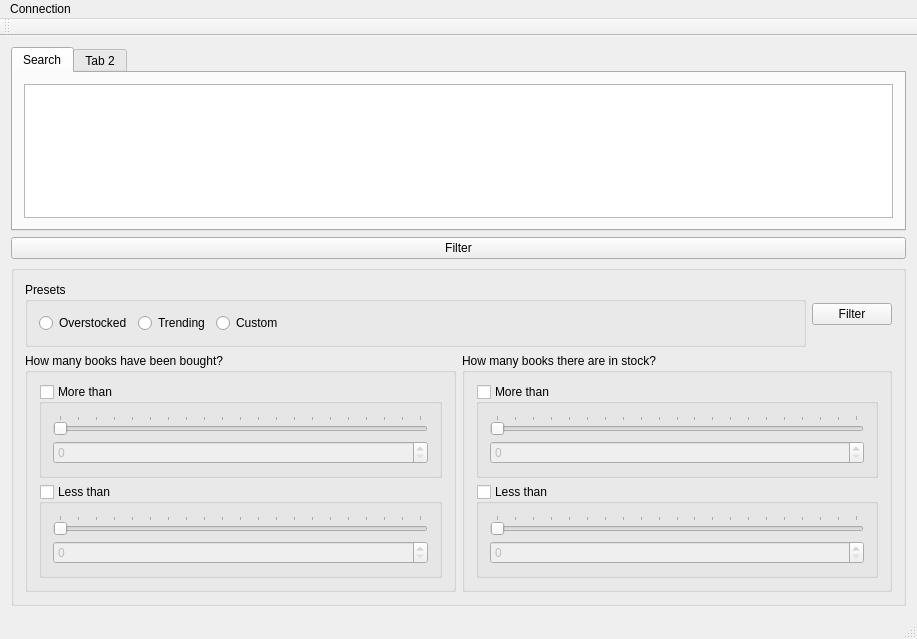
This is mainwindow.ui in MPogoda/bookstore_clerk as Qt 5 draws it before an edit. The edited form follows.
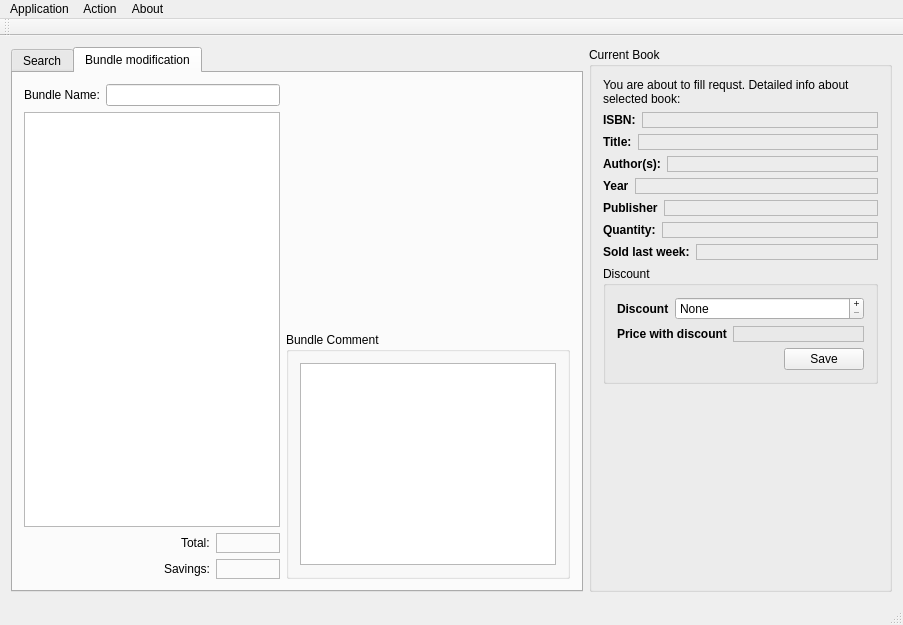
This is the edited form. The open tabs and pages were chosen to show the change.

Commit message: Changed main search query. Added bookInfo component. WIP on showing bookInfo on selecting book

What changed in the file:
```diff
--- a/mainwindow.ui
+++ b/mainwindow.ui
@@ -6,8 +6,8 @@
    <rect>
     <x>0</x>
     <y>0</y>
-    <width>917</width>
-    <height>639</height>
+    <width>903</width>
+    <height>625</height>
    </rect>
   </property>
   <property name="windowTitle">
@@ -20,7 +20,7 @@
      <height>0</height>
     </size>
    </property>
-   <layout class="QVBoxLayout" name="verticalLayout_8">
+   <layout class="QHBoxLayout" name="horizontalLayout_17">
     <item>
      <widget class="QTabWidget" name="tabWidget">
       <property name="enabled">
@@ -33,7 +33,7 @@
        <attribute name="title">
         <string>Search</string>
        </attribute>
-       <layout class="QHBoxLayout" name="horizontalLayout_3">
+       <layout class="QVBoxLayout" name="verticalLayout_9">
         <item>
          <widget class="QTableView" name="tableView">
           <property name="editTriggers">
@@ -53,15 +53,6 @@
           </property>
          </widget>
         </item>
-       </layout>
-      </widget>
-      <widget class="QWidget" name="tab_2">
-       <attribute name="title">
-        <string>Tab 2</string>
-       </attribute>
-      </widget>
-     </widget>
-    </item>
     <item>
      <widget class="QPushButton" name="filterToggleButton">
       <property name="text">
@@ -365,23 +356,601 @@
     </item>
    </layout>
   </widget>
+      <widget class="QWidget" name="tabBundleMod">
+       <attribute name="title">
+        <string>Bundle modification</string>
+       </attribute>
+       <layout class="QHBoxLayout" name="horizontalLayout_16">
+        <item>
+         <layout class="QVBoxLayout" name="verticalLayout_11">
+          <item>
+           <layout class="QHBoxLayout" name="horizontalLayout_3">
+            <item>
+             <widget class="QLabel" name="label">
+              <property name="sizePolicy">
+               <sizepolicy hsizetype="Maximum" vsizetype="Preferred">
+                <horstretch>0</horstretch>
+                <verstretch>0</verstretch>
+               </sizepolicy>
+              </property>
+              <property name="text">
+               <string>Bundle Name:</string>
+              </property>
+             </widget>
+            </item>
+            <item>
+             <widget class="QLineEdit" name="bundleNameEdit"/>
+            </item>
+           </layout>
+          </item>
+          <item>
+           <widget class="QListView" name="bundleBooksView"/>
+          </item>
+          <item>
+           <layout class="QHBoxLayout" name="horizontalLayout_14">
+            <item>
+             <spacer name="horizontalSpacer_4">
+              <property name="orientation">
+               <enum>Qt::Horizontal</enum>
+              </property>
+              <property name="sizeHint" stdset="0">
+               <size>
+                <width>40</width>
+                <height>20</height>
+               </size>
+              </property>
+             </spacer>
+            </item>
+            <item>
+             <widget class="QLabel" name="label_11">
+              <property name="sizePolicy">
+               <sizepolicy hsizetype="Maximum" vsizetype="Preferred">
+                <horstretch>0</horstretch>
+                <verstretch>0</verstretch>
+               </sizepolicy>
+              </property>
+              <property name="text">
+               <string>Total:</string>
+              </property>
+             </widget>
+            </item>
+            <item>
+             <widget class="QLabel" name="totalLabel">
+              <property name="minimumSize">
+               <size>
+                <width>64</width>
+                <height>0</height>
+               </size>
+              </property>
+              <property name="frameShape">
+               <enum>QFrame::StyledPanel</enum>
+              </property>
+              <property name="text">
+               <string/>
+              </property>
+              <property name="textFormat">
+               <enum>Qt::PlainText</enum>
+              </property>
+             </widget>
+            </item>
+           </layout>
+          </item>
+          <item>
+           <layout class="QHBoxLayout" name="horizontalLayout_15">
+            <item>
+             <spacer name="horizontalSpacer_3">
+              <property name="orientation">
+               <enum>Qt::Horizontal</enum>
+              </property>
+              <property name="sizeHint" stdset="0">
+               <size>
+                <width>40</width>
+                <height>20</height>
+               </size>
+              </property>
+             </spacer>
+            </item>
+            <item>
+             <widget class="QLabel" name="label_12">
+              <property name="sizePolicy">
+               <sizepolicy hsizetype="Maximum" vsizetype="Preferred">
+                <horstretch>0</horstretch>
+                <verstretch>0</verstretch>
+               </sizepolicy>
+              </property>
+              <property name="text">
+               <string>Savings:</string>
+              </property>
+             </widget>
+            </item>
+            <item>
+             <widget class="QLabel" name="savingsLabel">
+              <property name="minimumSize">
+               <size>
+                <width>64</width>
+                <height>0</height>
+               </size>
+              </property>
+              <property name="frameShape">
+               <enum>QFrame::StyledPanel</enum>
+              </property>
+              <property name="text">
+               <string/>
+              </property>
+              <property name="textFormat">
+               <enum>Qt::PlainText</enum>
+              </property>
+             </widget>
+            </item>
+           </layout>
+          </item>
+         </layout>
+        </item>
+        <item>
+         <layout class="QVBoxLayout" name="verticalLayout_12">
+          <item>
+           <spacer name="verticalSpacer">
+            <property name="orientation">
+             <enum>Qt::Vertical</enum>
+            </property>
+            <property name="sizeHint" stdset="0">
+             <size>
+              <width>20</width>
+              <height>40</height>
+             </size>
+            </property>
+           </spacer>
+          </item>
+          <item>
+           <widget class="QGroupBox" name="groupBox">
+            <property name="title">
+             <string>Bundle Comment</string>
+            </property>
+            <layout class="QHBoxLayout" name="horizontalLayout_5">
+             <item>
+              <widget class="QTextEdit" name="bundleCommentEdit"/>
+             </item>
+            </layout>
+           </widget>
+          </item>
+         </layout>
+        </item>
+       </layout>
+      </widget>
+     </widget>
+    </item>
+    <item>
+     <widget class="QGroupBox" name="currentBookBox">
+      <property name="title">
+       <string>Current Book</string>
+      </property>
+      <layout class="QVBoxLayout" name="verticalLayout_10">
+       <item>
+        <widget class="QLabel" name="label_2">
+         <property name="text">
+          <string>You are about to fill requst. Detailed info about selected book:</string>
+         </property>
+         <property name="wordWrap">
+          <bool>true</bool>
+         </property>
+        </widget>
+       </item>
+       <item>
+        <layout class="QHBoxLayout" name="horizontalLayout_6">
+         <item>
+          <widget class="QLabel" name="label_3">
+           <property name="sizePolicy">
+            <sizepolicy hsizetype="Maximum" vsizetype="Preferred">
+             <horstretch>0</horstretch>
+             <verstretch>0</verstretch>
+            </sizepolicy>
+           </property>
+           <property name="font">
+            <font>
+             <weight>75</weight>
+             <bold>true</bold>
+            </font>
+           </property>
+           <property name="text">
+            <string>ISBN:</string>
+           </property>
+          </widget>
+         </item>
+         <item>
+          <widget class="QLabel" name="isbnLabel">
+           <property name="frameShape">
+            <enum>QFrame::StyledPanel</enum>
+           </property>
+           <property name="text">
+            <string/>
+           </property>
+           <property name="textFormat">
+            <enum>Qt::PlainText</enum>
+           </property>
+          </widget>
+         </item>
+        </layout>
+       </item>
+       <item>
+        <layout class="QHBoxLayout" name="horizontalLayout_7">
+         <item>
+          <widget class="QLabel" name="label_4">
+           <property name="sizePolicy">
+            <sizepolicy hsizetype="Maximum" vsizetype="Preferred">
+             <horstretch>0</horstretch>
+             <verstretch>0</verstretch>
+            </sizepolicy>
+           </property>
+           <property name="font">
+            <font>
+             <weight>75</weight>
+             <bold>true</bold>
+            </font>
+           </property>
+           <property name="text">
+            <string>Title:</string>
+           </property>
+          </widget>
+         </item>
+         <item>
+          <widget class="QLabel" name="titleLabel">
+           <property name="frameShape">
+            <enum>QFrame::StyledPanel</enum>
+           </property>
+           <property name="text">
+            <string/>
+           </property>
+           <property name="textFormat">
+            <enum>Qt::PlainText</enum>
+           </property>
+          </widget>
+         </item>
+        </layout>
+       </item>
+       <item>
+        <layout class="QHBoxLayout" name="horizontalLayout_8">
+         <item>
+          <widget class="QLabel" name="label_5">
+           <property name="sizePolicy">
+            <sizepolicy hsizetype="Maximum" vsizetype="Preferred">
+             <horstretch>0</horstretch>
+             <verstretch>0</verstretch>
+            </sizepolicy>
+           </property>
+           <property name="font">
+            <font>
+             <weight>75</weight>
+             <bold>true</bold>
+            </font>
+           </property>
+           <property name="text">
+            <string>Author(s):</string>
+           </property>
+          </widget>
+         </item>
+         <item>
+          <widget class="QLabel" name="authorsLabel">
+           <property name="frameShape">
+            <enum>QFrame::StyledPanel</enum>
+           </property>
+           <property name="text">
+            <string/>
+           </property>
+           <property name="textFormat">
+            <enum>Qt::PlainText</enum>
+           </property>
+          </widget>
+         </item>
+        </layout>
+       </item>
+       <item>
+        <layout class="QHBoxLayout" name="horizontalLayout_10">
+         <item>
+          <widget class="QLabel" name="label_7">
+           <property name="sizePolicy">
+            <sizepolicy hsizetype="Maximum" vsizetype="Preferred">
+             <horstretch>0</horstretch>
+             <verstretch>0</verstretch>
+            </sizepolicy>
+           </property>
+           <property name="font">
+            <font>
+             <weight>75</weight>
+             <bold>true</bold>
+            </font>
+           </property>
+           <property name="text">
+            <string>Year</string>
+           </property>
+          </widget>
+         </item>
+         <item>
+          <widget class="QLabel" name="yearLabel">
+           <property name="frameShape">
+            <enum>QFrame::StyledPanel</enum>
+           </property>
+           <property name="text">
+            <string/>
+           </property>
+           <property name="textFormat">
+            <enum>Qt::PlainText</enum>
+           </property>
+          </widget>
+         </item>
+        </layout>
+       </item>
+       <item>
+        <layout class="QHBoxLayout" name="horizontalLayout_19">
+         <item>
+          <widget class="QLabel" name="label_13">
+           <property name="sizePolicy">
+            <sizepolicy hsizetype="Maximum" vsizetype="Preferred">
+             <horstretch>0</horstretch>
+             <verstretch>0</verstretch>
+            </sizepolicy>
+           </property>
+           <property name="font">
+            <font>
+             <weight>75</weight>
+             <bold>true</bold>
+            </font>
+           </property>
+           <property name="text">
+            <string>Publisher</string>
+           </property>
+          </widget>
+         </item>
+         <item>
+          <widget class="QLabel" name="publisherLabel">
+           <property name="frameShape">
+            <enum>QFrame::StyledPanel</enum>
+           </property>
+           <property name="text">
+            <string/>
+           </property>
+           <property name="textFormat">
+            <enum>Qt::PlainText</enum>
+           </property>
+          </widget>
+         </item>
+        </layout>
+       </item>
+       <item>
+        <layout class="QHBoxLayout" name="horizontalLayout_9">
+         <item>
+          <widget class="QLabel" name="label_6">
+           <property name="sizePolicy">
+            <sizepolicy hsizetype="Maximum" vsizetype="Preferred">
+             <horstretch>0</horstretch>
+             <verstretch>0</verstretch>
+            </sizepolicy>
+           </property>
+           <property name="font">
+            <font>
+             <weight>75</weight>
+             <bold>true</bold>
+            </font>
+           </property>
+           <property name="text">
+            <string>Quantity:</string>
+           </property>
+          </widget>
+         </item>
+         <item>
+          <widget class="QLabel" name="quantityLabel">
+           <property name="frameShape">
+            <enum>QFrame::StyledPanel</enum>
+           </property>
+           <property name="text">
+            <string/>
+           </property>
+           <property name="textFormat">
+            <enum>Qt::PlainText</enum>
+           </property>
+          </widget>
+         </item>
+        </layout>
+       </item>
+       <item>
+        <layout class="QHBoxLayout" name="horizontalLayout_18">
+         <item>
+          <widget class="QLabel" name="label_10">
+           <property name="sizePolicy">
+            <sizepolicy hsizetype="Maximum" vsizetype="Preferred">
+             <horstretch>0</horstretch>
+             <verstretch>0</verstretch>
+            </sizepolicy>
+           </property>
+           <property name="font">
+            <font>
+             <weight>75</weight>
+             <bold>true</bold>
+            </font>
+           </property>
+           <property name="text">
+            <string>Sold last week:</string>
+           </property>
+          </widget>
+         </item>
+         <item>
+          <widget class="QLabel" name="soldLabel">
+           <property name="frameShape">
+            <enum>QFrame::StyledPanel</enum>
+           </property>
+           <property name="text">
+            <string/>
+           </property>
+           <property name="textFormat">
+            <enum>Qt::PlainText</enum>
+           </property>
+          </widget>
+         </item>
+        </layout>
+       </item>
+       <item>
+        <widget class="QGroupBox" name="groupBox_2">
+         <property name="title">
+          <string>Discount</string>
+         </property>
+         <layout class="QVBoxLayout" name="verticalLayout_13">
+          <item>
+           <layout class="QHBoxLayout" name="horizontalLayout_11">
+            <item>
+             <widget class="QLabel" name="label_8">
+              <property name="sizePolicy">
+               <sizepolicy hsizetype="Maximum" vsizetype="Preferred">
+                <horstretch>0</horstretch>
+                <verstretch>0</verstretch>
+               </sizepolicy>
+              </property>
+              <property name="font">
+               <font>
+                <weight>75</weight>
+                <bold>true</bold>
+               </font>
+              </property>
+              <property name="text">
+               <string>Discount</string>
+              </property>
+             </widget>
+            </item>
+            <item>
+             <widget class="QSpinBox" name="discountSpin">
+              <property name="buttonSymbols">
+               <enum>QAbstractSpinBox::PlusMinus</enum>
+              </property>
+              <property name="specialValueText">
+               <string>None</string>
+              </property>
+              <property name="minimum">
+               <number>0</number>
+              </property>
+              <property name="maximum">
+               <number>70</number>
+              </property>
+              <property name="singleStep">
+               <number>2</number>
+              </property>
+              <property name="value">
+               <number>0</number>
+              </property>
+             </widget>
+            </item>
+           </layout>
+          </item>
+          <item>
+           <layout class="QHBoxLayout" name="horizontalLayout_12">
+            <item>
+             <widget class="QLabel" name="label_9">
+              <property name="sizePolicy">
+               <sizepolicy hsizetype="Maximum" vsizetype="Preferred">
+                <horstretch>0</horstretch>
+                <verstretch>0</verstretch>
+               </sizepolicy>
+              </property>
+              <property name="font">
+               <font>
+                <weight>75</weight>
+                <bold>true</bold>
+               </font>
+              </property>
+              <property name="text">
+               <string>Price with discount</string>
+              </property>
+             </widget>
+            </item>
+            <item>
+             <widget class="QLabel" name="priceLabel">
+              <property name="frameShape">
+               <enum>QFrame::StyledPanel</enum>
+              </property>
+              <property name="text">
+               <string/>
+              </property>
+              <property name="textFormat">
+               <enum>Qt::PlainText</enum>
+              </property>
+             </widget>
+            </item>
+           </layout>
+          </item>
+          <item>
+           <layout class="QHBoxLayout" name="horizontalLayout_13">
+            <item>
+             <spacer name="horizontalSpacer_2">
+              <property name="orientation">
+               <enum>Qt::Horizontal</enum>
+              </property>
+              <property name="sizeHint" stdset="0">
+               <size>
+                <width>40</width>
+                <height>20</height>
+               </size>
+              </property>
+             </spacer>
+            </item>
+            <item>
+             <widget class="QPushButton" name="saveBundledBook">
+              <property name="text">
+               <string>Save</string>
+              </property>
+             </widget>
+            </item>
+           </layout>
+          </item>
+         </layout>
+        </widget>
+       </item>
+       <item>
+        <spacer name="verticalSpacer_2">
+         <property name="orientation">
+          <enum>Qt::Vertical</enum>
+         </property>
+         <property name="sizeHint" stdset="0">
+          <size>
+           <width>20</width>
+           <height>40</height>
+          </size>
+         </property>
+        </spacer>
+       </item>
+      </layout>
+     </widget>
+    </item>
+   </layout>
+  </widget>
   <widget class="QMenuBar" name="menuBar">
    <property name="geometry">
     <rect>
      <x>0</x>
      <y>0</y>
-     <width>917</width>
+     <width>903</width>
      <height>25</height>
     </rect>
    </property>
    <widget class="QMenu" name="menuConnection">
     <property name="title">
-     <string>Connection</string>
+     <string>Application</string>
     </property>
     <addaction name="actionReconnect"/>
     <addaction name="actionDisconnect"/>
+    <addaction name="actionQuit"/>
+   </widget>
+   <widget class="QMenu" name="menuAction">
+    <property name="title">
+     <string>Action</string>
+    </property>
+   </widget>
+   <widget class="QMenu" name="menuAbout">
+    <property name="title">
+     <string>About</string>
+    </property>
+    <addaction name="actionAbou"/>
+    <addaction name="actionAbout_Qt"/>
    </widget>
    <addaction name="menuConnection"/>
+   <addaction name="menuAction"/>
+   <addaction name="menuAbout"/>
   </widget>
   <widget class="QToolBar" name="mainToolBar">
    <property name="movable">
```
Left out of the diff: 31 changed lines with no effect on the pictures. Lines whose indentation alone changed are shown as unchanged. The commit also changes 2 other files.
